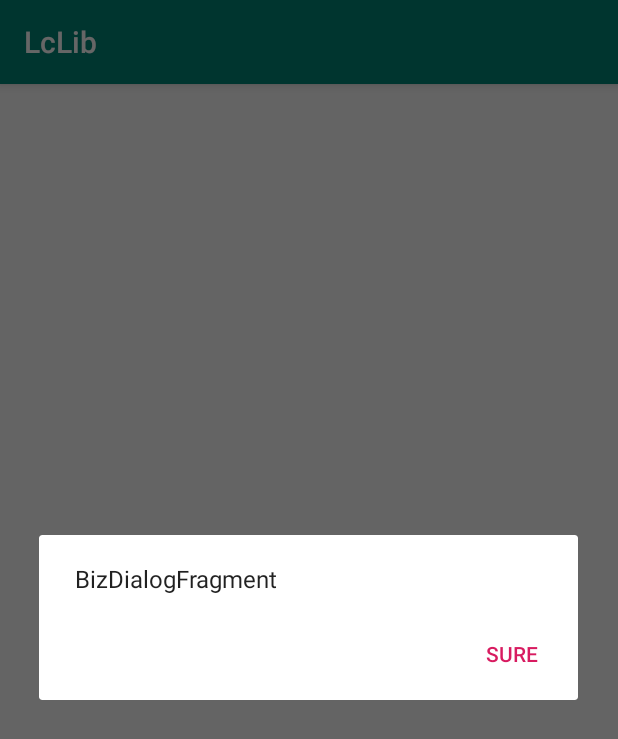
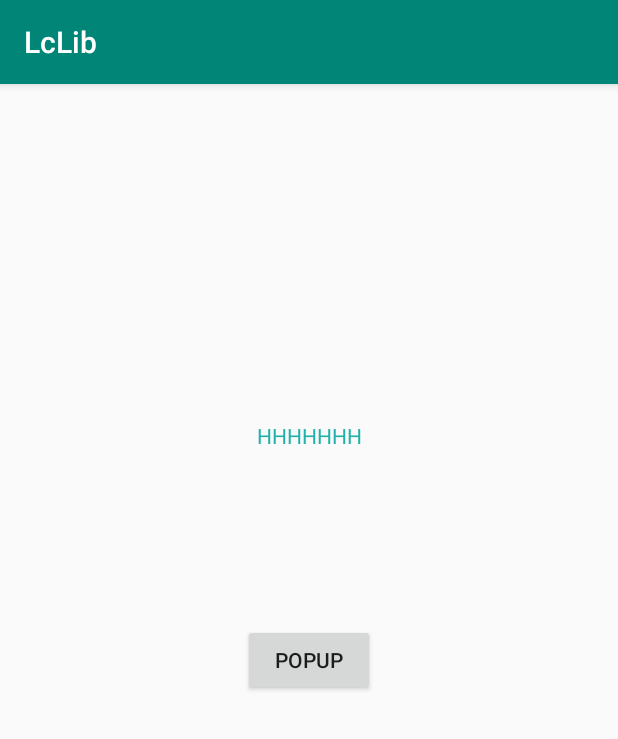
Before and after one commit to tangtingyun/LcLib, an Android app: the screen it shows after launch (WorkActivity), after a tap on "POPUP", on a phone screen of 412 x 824 dp. Shown: the top 739 px of the screen. Run offline under Robolectric (Android 15) with nearby library versions, the phone set to English and light mode, and no system bars.

Commit message:
写着玩

```diff
--- a/app/src/main/java/com/step/lclib/work/WorkActivity.kt
+++ b/app/src/main/java/com/step/lclib/work/WorkActivity.kt
@@ -4,7 +4,9 @@ import android.os.Bundle
 import android.os.Handler
 import android.os.Looper
 import android.util.Log
+import android.view.View
 import androidx.appcompat.app.AppCompatActivity
+import androidx.core.text.HtmlCompat
 import com.step.lclib.R
 import com.step.lclib.databinding.ActivityWorkBinding
 
@@ -19,6 +21,7 @@ class WorkActivity : AppCompatActivity() {
         super.onCreate(savedInstanceState)
         binding = ActivityWorkBinding.inflate(layoutInflater)
         setContentView(binding.root)
+        findViewById<View>(View.NO_ID)
 
 //        if (savedInstanceState == null) {
 //            val bundle = Bundle()
@@ -31,10 +34,36 @@ class WorkActivity : AppCompatActivity() {
 
 
         binding.btnPopup.setOnClickListener {
+//            dialogTest()
+
+//            storageTest()
+
+            setHtml()
+        }
+
+    }
+
+    private fun setHtml() {
+        binding.tvHtml.apply {
+            val fromHtml = HtmlCompat.fromHtml(
+                """
+                        <span style="color: #20B2AA;">HHHHHHH</span>
+                """.trimIndent(),
+                HtmlCompat.FROM_HTML_MODE_LEGACY
+            )
+            Log.e(AppConstant.TAG, fromHtml.toString())
+            text = fromHtml
+        }
+    }
+
+    private fun storageTest() {
+        StorageCase.test(this)
+    }
+
+    private fun dialogTest() {
+
         var bizDialogFragment = BizDialogFragment()
         bizDialogFragment.show(supportFragmentManager, BizDialogFragment.TAG)
-
-            StorageCase.test(this)
 
         Log.e(AppConstant.TAG, "onCreate: ${bizDialogFragment.isAdded}")
         Log.e(
@@ -59,4 +88,3 @@ class WorkActivity : AppCompatActivity() {
         }
     }
 }
-}
--- a/app/src/main/res/layout/activity_work.xml
+++ b/app/src/main/res/layout/activity_work.xml
@@ -16,4 +16,14 @@
         app:layout_constraintRight_toRightOf="parent"
         app:layout_constraintTop_toTopOf="parent" />
 
+
+    <TextView
+        android:id="@+id/tv_html"
+        android:layout_width="wrap_content"
+        android:layout_height="wrap_content"
+        app:layout_constraintBottom_toBottomOf="parent"
+        app:layout_constraintLeft_toLeftOf="parent"
+        app:layout_constraintRight_toRightOf="parent"
+        app:layout_constraintTop_toTopOf="parent"
+        app:layout_constraintVertical_bias="0.3" />
 </androidx.constraintlayout.widget.ConstraintLayout>
```
Also changed, not shown: app/src/main/java/com/step/lclib/work/ViewCase.kt (added, +11 -0 lines), app/src/main/java/com/step/lclib/work/WindowCase.kt (added, +25 -0 lines). Lines whose indentation alone changed are shown as unchanged.
